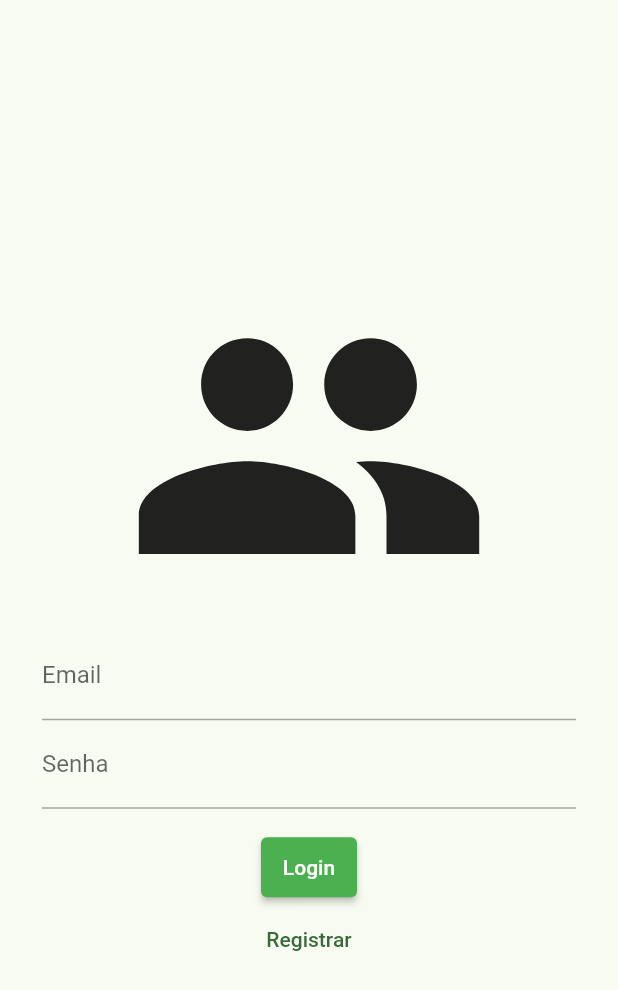
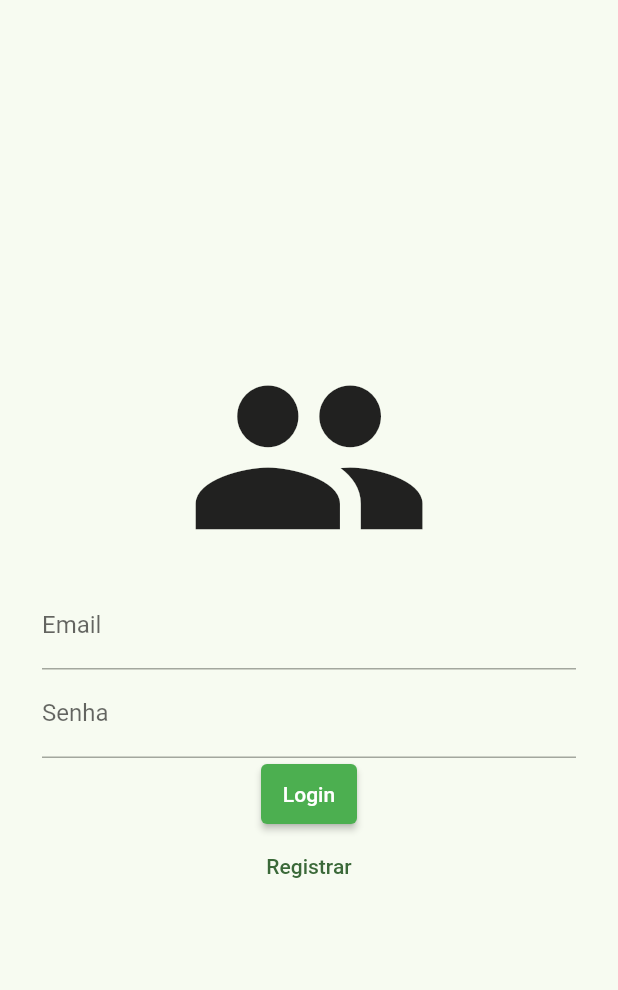
Before and after one commit to Luanftg/System_Finances, a Flutter app: the screen it shows after launch, on a phone screen of 412 x 824 dp. Shown: the top 990 px of the screen. Run offline on Flutter 3.47's test engine with Material 2 defaults, Android fonts, the phone set to English and light mode, and no system bars; our stand-ins replace cloud_firestore, dio, firebase_auth, firebase_core, internet_connection_checker, shared_preferences; accounts and stored records are empty.

Commit message:
[refact]: rename Homepage and review params

```diff
--- a/lib/main.dart
+++ b/lib/main.dart
@@ -5,7 +5,7 @@ import 'package:system_finances/constants/app_colors.dart';
 import 'package:system_finances/repositories/home_repository_implementation.dart';
 import 'package:system_finances/stores/user_store.dart';
 
-import 'package:system_finances/view/pages/home_page_v2.dart';
+import 'package:system_finances/view/pages/home_page.dart';
 import 'package:system_finances/view/pages/login_page.dart';
 import 'package:system_finances/view/pages/simulator_page.dart';
 import 'package:system_finances/view/pages/splash_page.dart';
--- a/lib/view/pages/login_page.dart
+++ b/lib/view/pages/login_page.dart
@@ -7,9 +7,16 @@ import 'package:system_finances/stores/auth_store.dart';
 import '../components/login/custom_login_button_component.dart';
 import '../widgets/custom_text_field_widget.dart';
 
-class LoginPage extends StatelessWidget {
-  LoginPage({super.key});
+class LoginPage extends StatefulWidget {
+  const LoginPage({super.key});
 
+  static bool isVisible = false;
+
+  @override
+  State<LoginPage> createState() => _LoginPageState();
+}
+
+class _LoginPageState extends State<LoginPage> {
   final AuthStore _controller = AuthStore(AuthRepositoryImp());
 
   @override
@@ -23,7 +30,7 @@ class LoginPage extends StatelessWidget {
           children: [
             Icon(
               Icons.people,
-              size: MediaQuery.of(context).size.height * 0.3,
+              size: MediaQuery.of(context).size.height * 0.2,
             ),
             CustomTextFieldWidget(
               onChanged: _controller.setLogin,
@@ -34,18 +41,12 @@ class LoginPage extends StatelessWidget {
               label: 'Senha',
               obscureText: true,
             ),
-            const SizedBox(
-              height: 15,
-            ),
+            // const SizedBox(
+            //   height: 15,
+            // ),
             CustomLoginButtonComponent(
               authStore: _controller,
             ),
-            // CustomLoginButtonComponent(
-            //   isLogin: false,
-            //   label: 'Register',
-            //   buttonColor: Colors.blue,
-            //   authStore: _controller,
-            // ),
           ],
         ),
       ),
```
Also changed, not shown: lib/view/pages/home_page.dart (renamed from lib/view/pages/home_page_v2.dart, +11 -17 lines).
